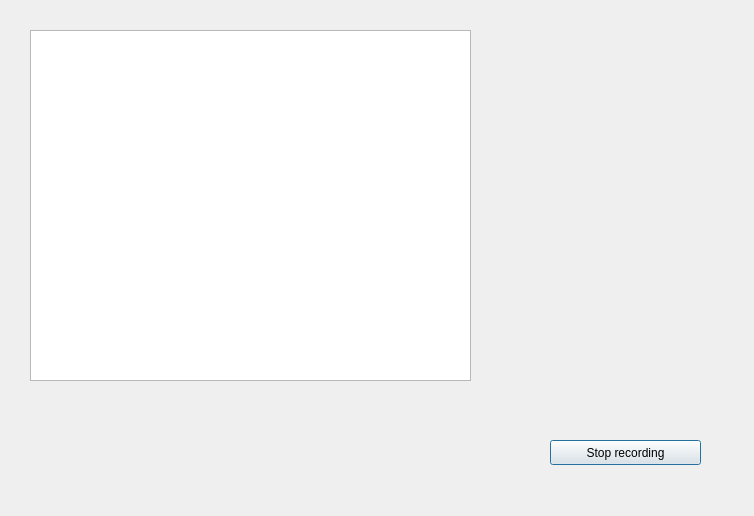
The window that ObjectTracking/realtimetracking.ui (TFNeto/Indoor-object-tracking) describes before a commit, drawn with Qt 5.
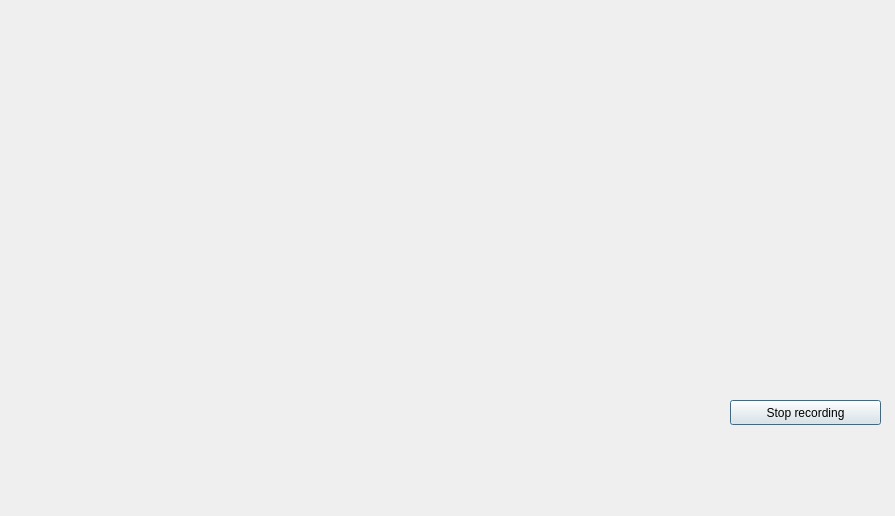
The same window after the commit.

Commit message: 3d graphic

What changed in the file:
```diff
--- a/ObjectTracking/realtimetracking.ui
+++ b/ObjectTracking/realtimetracking.ui
@@ -6,28 +6,18 @@
    <rect>
     <x>0</x>
     <y>0</y>
-    <width>754</width>
+    <width>895</width>
     <height>516</height>
    </rect>
   </property>
   <property name="windowTitle">
    <string>Dialog</string>
   </property>
-  <widget class="QGraphicsView" name="graphicsView">
-   <property name="geometry">
-    <rect>
-     <x>30</x>
-     <y>30</y>
-     <width>441</width>
-     <height>351</height>
-    </rect>
-   </property>
-  </widget>
   <widget class="QPushButton" name="stopRec_pushButton">
    <property name="geometry">
     <rect>
-     <x>550</x>
-     <y>440</y>
+     <x>730</x>
+     <y>400</y>
      <width>151</width>
      <height>25</height>
     </rect>
@@ -36,6 +26,17 @@
     <string>Stop recording</string>
    </property>
   </widget>
+  <widget class="QWidget" name="gridLayoutWidget">
+   <property name="geometry">
+    <rect>
+     <x>30</x>
+     <y>20</y>
+     <width>681</width>
+     <height>461</height>
+    </rect>
+   </property>
+   <layout class="QGridLayout" name="gridLayout"/>
+  </widget>
  </widget>
  <resources/>
  <connections/>
```
The commit also changes 1 other file.
